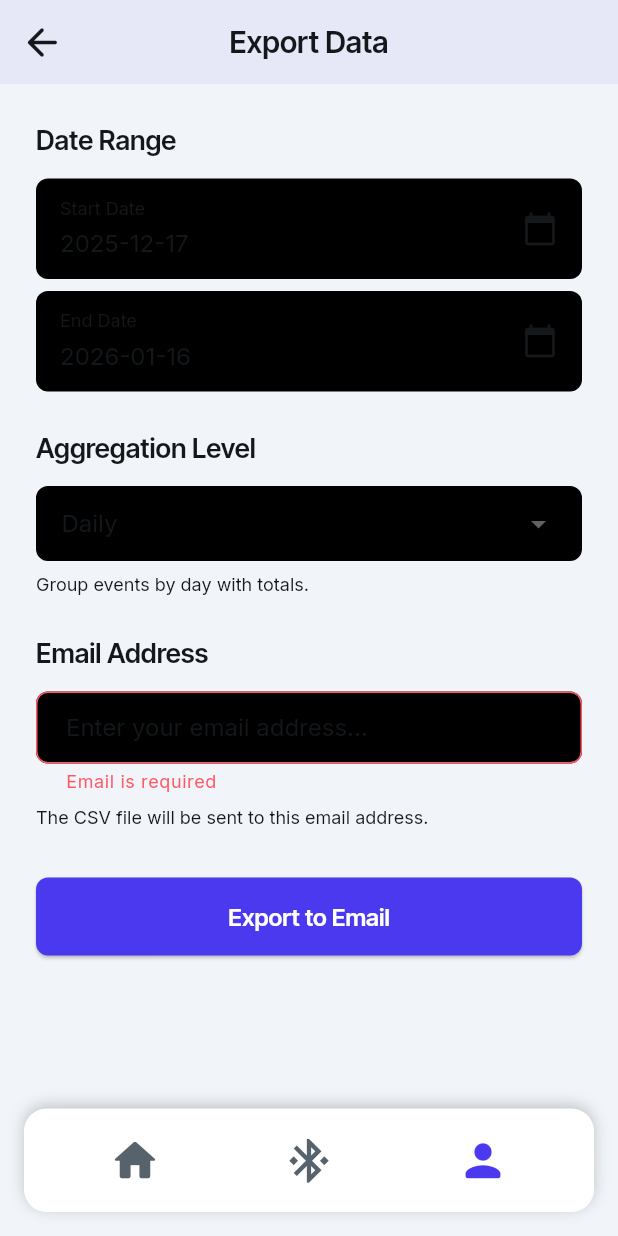
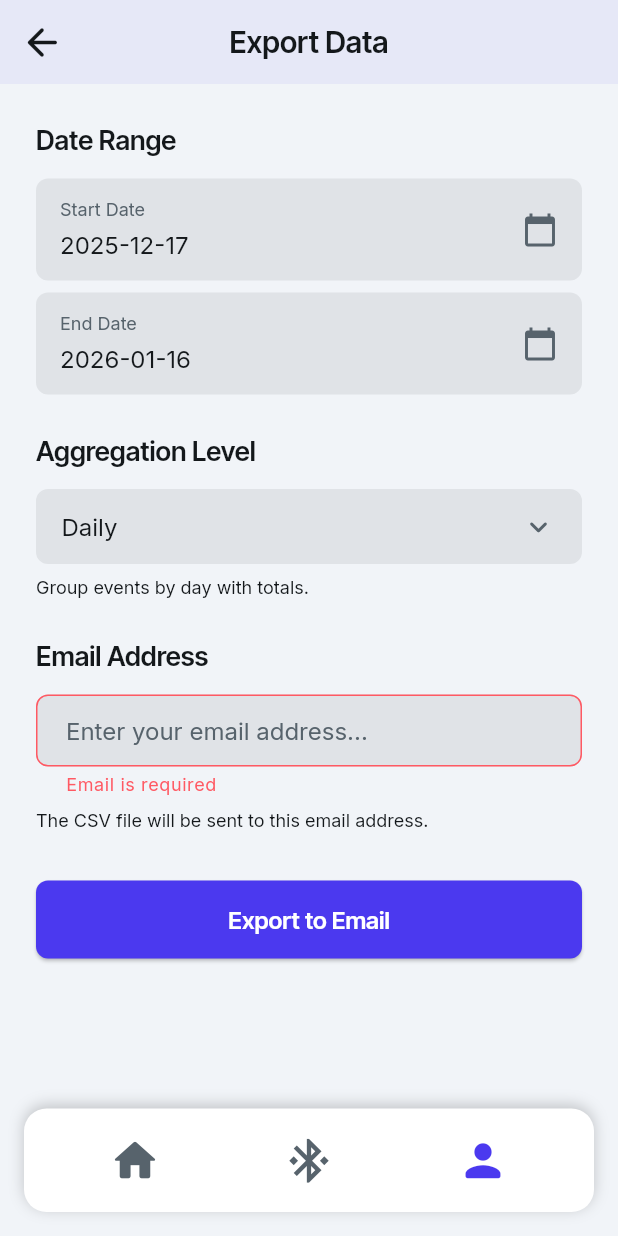
Before and after one commit to roger6272/trackwise, a Flutter app: the ExportPage screen opened by its route, after a tap on "Export to Email", on a phone screen of 412 x 824 dp. Run offline on Flutter 3.47's test engine with Material 3 defaults, Android fonts, the phone set to English and light mode, and no system bars; our stand-ins replace auto_size_text, cloud_firestore, dartz, device_info_plus, dropdown_button2, equatable and 23 more; missing offline and left inert: firebase_performance, json_path, markdown_widget; accounts and stored records are empty.

Commit message:
feat: complete Profile & Export pages (Task #12)
- Enable useNewProfilePage migration flag
- Fix Export My Data navigation to ExportPage
- Fix ExportPage input colors for dark mode visibility
- Fix BlocProvider context for export button
- Add Firestore composite index for date range query
- Add full timestamp format for raw data CSV exports
- Fix dark mode colors in ItemsListPage and ProfilePage

Co-Authored-By: Claude Opus 4.5 <noreply@anthropic.com>

```diff
--- a/lib/core/config/migration_flags.dart
+++ b/lib/core/config/migration_flags.dart
@@ -28,7 +28,7 @@ class MigrationFlags {
 
   /// Use new ProfilePage instead of ProfilePageWidget
   /// Requires: ProfileBloc and AuthBloc to be provided in main.dart
-  static const useNewProfilePage = false;
+  static const useNewProfilePage = true;
 
   /// Use new auth pages (LoginPage, SignupPage, ForgotPasswordPage)
   /// instead of Auth2LoginWidget, Auth2CreateWidget, Auth2ForgotPasswordWidget
--- a/lib/features/events/data/datasources/event_log_remote_datasource_impl.dart
+++ b/lib/features/events/data/datasources/event_log_remote_datasource_impl.dart
@@ -37,6 +37,7 @@ class EventLogRemoteDataSourceImpl implements EventLogRemoteDataSource {
       // Query using DocumentReference for uid field
       final userRef = firestore.doc('/users/$userId');
 
+      // Requires composite index: uid (ASC), created_time (DESC)
       final snapshot = await firestore
           .collection('EventLog')
           .where('uid', isEqualTo: userRef)
--- a/lib/features/export/presentation/pages/export_page.dart
+++ b/lib/features/export/presentation/pages/export_page.dart
@@ -29,6 +29,11 @@ class _ExportPageState extends State<ExportPage> {
   DateTime _startDate = DateTime.now().subtract(const Duration(days: 30));
   DateTime _endDate = DateTime.now();
   ExportAggregationLevel _aggregationLevel = ExportAggregationLevel.daily;
+
+  // FF Colors for consistent styling on light input backgrounds
+  static const Color _inputBackground = Color(0xFFE0E3E7);
+  static const Color _inputText = Color(0xFF14181B);
+  static const Color _inputHint = Color(0xFF57636C);
 
   @override
   void initState() {
@@ -166,10 +171,10 @@ class _ExportPageState extends State<ExportPage> {
                           const SizedBox(height: 12.0),
                           Container(
                             decoration: BoxDecoration(
-                              color: Theme.of(context).dividerColor,
+                              color: _inputBackground,
                               borderRadius: BorderRadius.circular(8.0),
                               border: Border.all(
-                                color: Theme.of(context).dividerColor,
+                                color: _inputBackground,
                               ),
                             ),
                             child: DropdownButtonHideUnderline(
@@ -177,11 +182,16 @@ class _ExportPageState extends State<ExportPage> {
                                 value: _aggregationLevel,
                                 isExpanded: true,
                                 padding: const EdgeInsets.symmetric(horizontal: 16.0),
-                                dropdownColor: Theme.of(context).dividerColor,
-                                style: Theme.of(context).textTheme.bodyMedium?.copyWith(
+                                dropdownColor: _inputBackground,
+                                style: const TextStyle(
                                   fontFamily: 'Inter',
                                   fontSize: 16.0,
                                   letterSpacing: 0.0,
+                                  color: _inputText,
+                                ),
+                                icon: const Icon(
+                                  Icons.keyboard_arrow_down_rounded,
+                                  color: _inputHint,
                                 ),
                                 items: ExportAggregationLevel.values.map((level) {
                                   return DropdownMenuItem<ExportAggregationLevel>(
@@ -225,15 +235,15 @@ class _ExportPageState extends State<ExportPage> {
                             textInputAction: TextInputAction.done,
                             decoration: InputDecoration(
                               hintText: 'Enter your email address...',
-                              hintStyle: Theme.of(context).textTheme.bodyMedium?.copyWith(
+                              hintStyle: const TextStyle(
                                 fontFamily: 'Inter',
-                                color: Theme.of(context).colorScheme.onSurfaceVariant,
+                                color: _inputHint,
                                 fontSize: 16.0,
                                 letterSpacing: 0.0,
                               ),
                               enabledBorder: OutlineInputBorder(
-                                borderSide: BorderSide(
-                                  color: Theme.of(context).dividerColor,
+                                borderSide: const BorderSide(
+                                  color: _inputBackground,
                                   width: 1.0,
                                 ),
                                 borderRadius: BorderRadius.circular(8.0),
@@ -260,16 +270,17 @@ class _ExportPageState extends State<ExportPage> {
                                 borderRadius: BorderRadius.circular(8.0),
                               ),
                               filled: true,
-                              fillColor: Theme.of(context).dividerColor,
+                              fillColor: _inputBackground,
                               contentPadding: const EdgeInsets.symmetric(
                                 horizontal: 16.0,
                                 vertical: 12.0,
                               ),
                             ),
-                            style: Theme.of(context).textTheme.bodyMedium?.copyWith(
+                            style: const TextStyle(
                               fontFamily: 'Inter',
                               fontSize: 16.0,
                               letterSpacing: 0.0,
+                              color: _inputText,
                             ),
                             validator: _validateEmail,
                           ),
@@ -285,11 +296,12 @@ class _ExportPageState extends State<ExportPage> {
                           const SizedBox(height: 32.0),
 
                           // Export Button
-                          SizedBox(
+                          Builder(
+                            builder: (blocContext) => SizedBox(
                             width: double.infinity,
                             height: 52.0,
                             child: ElevatedButton(
-                              onPressed: isLoading ? null : _handleExport,
+                              onPressed: isLoading ? null : () => _handleExport(blocContext),
                               style: ElevatedButton.styleFrom(
                                 backgroundColor: AppColors.primary,
                                 foregroundColor: Colors.white,
@@ -306,6 +318,7 @@ class _ExportPageState extends State<ExportPage> {
                                 ),
                               ),
                             ),
+                          ),
                           ),
                           if (isLoading) ...[
                             const SizedBox(height: 16.0),
@@ -353,7 +366,7 @@ class _ExportPageState extends State<ExportPage> {
       child: Container(
         padding: const EdgeInsets.symmetric(horizontal: 16.0, vertical: 12.0),
         decoration: BoxDecoration(
-          color: Theme.of(context).dividerColor,
+          color: _inputBackground,
           borderRadius: BorderRadius.circular(8.0),
         ),
         child: Row(
@@ -364,27 +377,29 @@ class _ExportPageState extends State<ExportPage> {
                 children: [
                   Text(
                     label,
-                    style: Theme.of(context).textTheme.bodySmall?.copyWith(
+                    style: const TextStyle(
                       fontFamily: 'Inter',
-                      color: Theme.of(context).colorScheme.onSurfaceVariant,
+                      color: _inputHint,
+                      fontSize: 12.0,
                       letterSpacing: 0.0,
                     ),
                   ),
                   const SizedBox(height: 4.0),
                   Text(
                     _formatDate(date),
-                    style: Theme.of(context).textTheme.bodyMedium?.copyWith(
+                    style: const TextStyle(
                       fontFamily: 'Inter',
                       fontSize: 16.0,
                       letterSpacing: 0.0,
+                      color: _inputText,
                     ),
                   ),
                 ],
               ),
             ),
-            Icon(
+            const Icon(
               Icons.calendar_today,
-              color: Theme.of(context).colorScheme.onSurfaceVariant,
+              color: _inputHint,
               size: 24.0,
             ),
           ],
@@ -442,12 +457,12 @@ class _ExportPageState extends State<ExportPage> {
     return null;
   }
 
-  void _handleExport() {
+  void _handleExport(BuildContext blocContext) {
     if (!formKey.currentState!.validate()) {
       return;
     }
 
-    context.read<ExportBloc>().add(ExportCSV(
+    blocContext.read<ExportBloc>().add(ExportCSV(
       startDate: _startDate,
       endDate: _endDate,
       aggregationLevel: _aggregationLevel,
--- a/lib/features/profile/presentation/pages/profile_page.dart
+++ b/lib/features/profile/presentation/pages/profile_page.dart
@@ -1,12 +1,9 @@
-import 'dart:io';
-
 import 'package:flutter/material.dart';
 import 'package:flutter_bloc/flutter_bloc.dart';
 import 'package:go_router/go_router.dart';
 import 'package:google_fonts/google_fonts.dart';
-import 'package:path_provider/path_provider.dart';
-import 'package:share_plus/share_plus.dart' as share;
 
+import '../../../../core/theme/app_colors.dart';
 import '../../../auth/presentation/bloc/auth_bloc.dart';
 import '../../../auth/presentation/bloc/auth_event.dart';
 import '../bloc/profile_bloc.dart';
@@ -26,13 +23,8 @@ class ProfilePage extends StatefulWidget {
 }
 
 class _ProfilePageState extends State<ProfilePage> {
-  // FF Colors
+  // Static colors (theme-independent)
   static const Color _primary = Color(0xFF4B39EF);
-  static const Color _alternate = Color(0xFFE0E3E7);
-  static const Color _primaryBackground = Color(0xFFF1F4F8);
-  static const Color _primaryText = Color(0xFF14181B);
-  static const Color _secondaryText = Color(0xFF57636C);
-  static const Color _secondaryBackground = Color(0xFFFFFFFF);
   static const Color _error = Color(0xFFFF5963);
 
   @override
@@ -43,20 +35,29 @@ class _ProfilePageState extends State<ProfilePage> {
 
   @override
   Widget build(BuildContext context) {
+    final brightness = Theme.of(context).brightness;
+
+    // Theme-aware colors
+    final primaryBackground = AppColors.primaryBackground(brightness);
+    final primaryText = AppColors.primaryText(brightness);
+    final secondaryText = AppColors.secondaryText(brightness);
+    final secondaryBackground = AppColors.secondaryBackground(brightness);
+    final alternate = AppColors.alternate(brightness);
+
     return GestureDetector(
       onTap: () {
         FocusScope.of(context).unfocus();
         FocusManager.instance.primaryFocus?.unfocus();
       },
       child: Scaffold(
-        backgroundColor: _primaryBackground,
+        backgroundColor: primaryBackground,
         appBar: AppBar(
-          backgroundColor: _primaryBackground,
+          backgroundColor: primaryBackground,
           automaticallyImplyLeading: false,
           leading: IconButton(
-            icon: const Icon(
+            icon: Icon(
               Icons.arrow_back_rounded,
-              color: _primaryText,
+              color: primaryText,
               size: 30.0,
             ),
             onPressed: () => context.pop(),
@@ -64,7 +65,7 @@ class _ProfilePageState extends State<ProfilePage> {
           title: Text(
             'Profile',
             style: GoogleFonts.interTight(
-              color: _primaryText,
+              color: primaryText,
               fontSize: 20.0,
               fontWeight: FontWeight.w600,
             ),
@@ -76,9 +77,7 @@ class _ProfilePageState extends State<ProfilePage> {
           top: true,
           child: BlocConsumer<ProfileBloc, ProfileState>(
             listener: (context, state) {
-              if (state is DataExported) {
-                _handleDataExported(context, state.jsonData);
-              } else if (state is AccountDeleted) {
+              if (state is AccountDeleted) {
                 _handleAccountDeleted(context);
               } else if (state is ProfileError) {
                 ScaffoldMessenger.of(context).showSnackBar(
@@ -111,32 +110,35 @@ class _ProfilePageState extends State<ProfilePage> {
                       const SizedBox(height: 24.0),
                       // Profile header
                       if (state is ProfileLoaded || state is ProfileUpdated)
-                        _buildProfileHeader(state),
+                        _buildProfileHeader(context, state),
                       const SizedBox(height: 24.0),
                       // Divider
                       Container(
                         width: double.infinity,
                         height: 1.0,
-                        color: _alternate,
+                        color: alternate,
                       ),
                       const SizedBox(height: 24.0),
                       // Account Settings
-                      _buildSectionTitle('Account Settings'),
+                      _buildSectionTitle(context, 'Account Settings'),
                       const SizedBox(height: 16.0),
-                      _buildSettingsCard([
+                      _buildSettingsCard(context, [
                         _buildSettingItem(
+                          context,
                           icon: Icons.person_outline,
                           title: 'Edit Profile',
                           onTap: () {},
                         ),
-                        _buildDivider(),
+                        _buildDivider(context),
                         _buildSettingItem(
+                          context,
                           icon: Icons.notifications_outlined,
                           title: 'Notifications',
                           onTap: () {},
                         ),
-                        _buildDivider(),
+                        _buildDivider(context),
                         _buildSettingItem(
+                          context,
                           icon: Icons.lock_outline,
                           title: 'Privacy & Security',
                           onTap: () => _showPrivacyPolicy(context),
@@ -144,17 +146,19 @@ class _ProfilePageState extends State<ProfilePage> {
                       ]),
                       const SizedBox(height: 24.0),
                       // Data Management
-                      _buildSectionTitle('Data Management'),
+                      _buildSectionTitle(context, 'Data Management'),
                       const SizedBox(height: 16.0),
-                      _buildSettingsCard([
+                      _buildSettingsCard(context, [
                         _buildSettingItem(
+                          context,
                           icon: Icons.download_outlined,
                           title: 'Export My Data',
-                          onTap: () => _showExportConfirmation(context),
+                          onTap: () => context.push('/profile/export'),
                           isPrimary: true,
                         ),
-                        _buildDivider(),
+                        _buildDivider(context),
                         _buildSettingItem(
+                          context,
                           icon: Icons.backup_outlined,
                           title: 'Backup Settings',
                           onTap: () {},
@@ -162,16 +166,18 @@ class _ProfilePageState extends State<ProfilePage> {
                       ]),
                       const SizedBox(height: 24.0),
                       // Support
-                      _buildSectionTitle('Support'),
+                      _buildSectionTitle(context, 'Support'),
                       const SizedBox(height: 16.0),
-                      _buildSettingsCard([
+                      _buildSettingsCard(context, [
                         _buildSettingItem(
+                          context,
                           icon: Icons.help_outline,
                           title: 'Help Center',
                           onTap: () {},
                         ),
-                        _buildDivider(),
+                        _buildDivider(context),
                         _buildSettingItem(
+                          context,
                           icon: Icons.contact_support_outlined,
                           title: 'Contact Us',
                           onTap: () {},
@@ -182,7 +188,7 @@ class _ProfilePageState extends State<ProfilePage> {
                       Container(
                         width: double.infinity,
                         height: 1.0,
-                        color: _alternate,
+                        color: alternate,
                       ),
                       const SizedBox(height: 24.0),
                       // Logout button
@@ -199,7 +205,11 @@ class _ProfilePageState extends State<ProfilePage> {
     );
   }
 
-  Widget _buildProfileHeader(ProfileState state) {
+  Widget _buildProfileHeader(BuildContext context, ProfileState state) {
+    final brightness = Theme.of(context).brightness;
+    final primaryText = AppColors.primaryText(brightness);
+    final secondaryText = AppColors.secondaryText(brightness);
+
     final profile = state is ProfileLoaded
         ? state.profile
         : (state as ProfileUpdated).profile;
@@ -230,7 +240,7 @@ class _ProfilePageState extends State<ProfilePage> {
           Text(
             profile.displayName ?? 'No name set',
             style: GoogleFonts.interTight(
-              color: _primaryText,
+              color: primaryText,
               fontSize: 24.0,
               fontWeight: FontWeight.w600,
             ),
@@ -239,7 +249,7 @@ class _ProfilePageState extends State<ProfilePage> {
           Text(
             profile.email,
             style: GoogleFonts.inter(
-              color: _secondaryText,
+              color: secondaryText,
               fontSize: 14.0,
             ),
           ),
@@ -248,22 +258,24 @@ class _ProfilePageState extends State<ProfilePage> {
     );
   }
 
-  Widget _buildSectionTitle(String title) {
+  Widget _buildSectionTitle(BuildContext context, String title) {
+    final primaryText = AppColors.primaryText(Theme.of(context).brightness);
     return Text(
       title,
       style: GoogleFonts.interTight(
-        color: _primaryText,
+        color: primaryText,
         fontSize: 16.0,
         fontWeight: FontWeight.w600,
       ),
     );
   }
 
-  Widget _buildSettingsCard(List<Widget> children) {
+  Widget _buildSettingsCard(BuildContext context, List<Widget> children) {
+    final secondaryBackground = AppColors.secondaryBackground(Theme.of(context).brightness);
     return Container(
       width: double.infinity,
       decoration: BoxDecoration(
-        color: _secondaryBackground,
+        color: secondaryBackground,
         borderRadius: BorderRadius.circular(12.0),
       ),
       child: Padding(
@@ -273,12 +285,17 @@ class _ProfilePageState extends State<ProfilePage> {
     );
   }
 
-  Widget _buildSettingItem({
+  Widget _buildSettingItem(
+    BuildContext context, {
     required IconData icon,
     required String title,
     required VoidCallback onTap,
     bool isPrimary = false,
   }) {
+    final brightness = Theme.of(context).brightness;
+    final primaryText = AppColors.primaryText(brightness);
+    final secondaryText = AppColors.secondaryText(brightness);
+
     return InkWell(
       onTap: onTap,
       child: Container(
@@ -296,14 +313,14 @@ class _ProfilePageState extends State<ProfilePage> {
                 children: [
                   Icon(
                     icon,
-                    color: isPrimary ? _primary : _primaryText,
+                    color: isPrimary ? _primary : primaryText,
                     size: 24.0,
                   ),
                   const SizedBox(width: 12.0),
                   Text(
                     title,
                     style: GoogleFonts.inter(
-                      color: isPrimary ? _primary : _primaryText,
+                      color: isPrimary ? _primary : primaryText,
                       fontSize: 16.0,
                     ),
                   ),
@@ -311,7 +328,7 @@ class _ProfilePageState extends State<ProfilePage> {
               ),
               Icon(
                 Icons.chevron_right,
-                color: _secondaryText,
+                color: secondaryText,
                 size: 20.0,
               ),
             ],
@@ -321,12 +338,13 @@ class _ProfilePageState extends State<ProfilePage> {
     );
   }
 
-  Widget _buildDivider() {
+  Widget _buildDivider(BuildContext context) {
+    final alternate = AppColors.alternate(Theme.of(context).brightness);
     return Divider(
       height: 1.0,
       thickness: 0.5,
       indent: 52.0,
-      color: _alternate,
+      color: alternate,
     );
   }
 
@@ -355,39 +373,6 @@ class _ProfilePageState extends State<ProfilePage> {
           ),
           padding: const EdgeInsets.all(8.0),
         ),
-      ),
-    );
-  }
-
-  String _formatDate(DateTime date) {
-    return '${date.month}/${date.day}/${date.year}';
-  }
-
-  void _showExportConfirmation(BuildContext context) {
-    showDialog(
-      context: context,
-      builder: (context) => AlertDialog(
-        title: const Text('Export Your Data'),
-        content: const Text(
-          'This will generate a JSON file containing all your data:\n\n'
-          '- Profile information\n'
-          '- All items\n'
-          '- All event logs\n\n'
-          'You can save or share this file.',
-        ),
-        actions: [
-          TextButton(
-            onPressed: () => Navigator.pop(context),
-            child: const Text('Cancel'),
-          ),
-          ElevatedButton(
-            onPressed: () {
-              Navigator.pop(context);
-              context.read<ProfileBloc>().add(const ExportUserDataEvent());
-            },
-            child: const Text('Export'),
-          ),
-        ],
       ),
     );
   }
@@ -507,40 +492,6 @@ class _ProfilePageState extends State<ProfilePage> {
     );
   }
 
-  void _showTermsOfService(BuildContext context) {
-    // TODO: Navigate to terms of service page or open URL
-    ScaffoldMessenger.of(context).showSnackBar(
-      const SnackBar(content: Text('Terms of Service coming soon')),
-    );
-  }
-
-  Future<void> _handleDataExported(BuildContext context, String jsonData) async {
-    try {
-      // Save to temporary file
-      final directory = await getTemporaryDirectory();
-      final timestamp = DateTime.now().millisecondsSinceEpoch;
-      final file = File('${directory.path}/trackwise_export_$timestamp.json');
-      await file.writeAsString(jsonData);
-
-      // Share the file
-      await share.SharePlus.instance.share(
-        share.ShareParams(
-          files: [share.XFile(file.path)],
-          subject: 'Trackwise Data Export',
-          text: 'Your Trackwise data export',
-        ),
-      );
-    } catch (e) {
-      if (!mounted) return;
-      ScaffoldMessenger.of(context).showSnackBar(
-        SnackBar(
-          content: Text('Failed to save export: $e'),
-          backgroundColor: Colors.red,
-        ),
-      );
-    }
-  }
-
   void _handleAccountDeleted(BuildContext context) {
     // Navigate to login screen and clear stack
     Navigator.of(context).pushNamedAndRemoveUntil('/login', (route) => false);
```
Also changed, not shown: firebase/firestore.indexes.json (+14 -0 lines), lib/features/export/domain/usecases/generate_csv_usecase.dart (+14 -4 lines), lib/features/items/presentation/pages/items_list_page.dart (+82 -60 lines).
